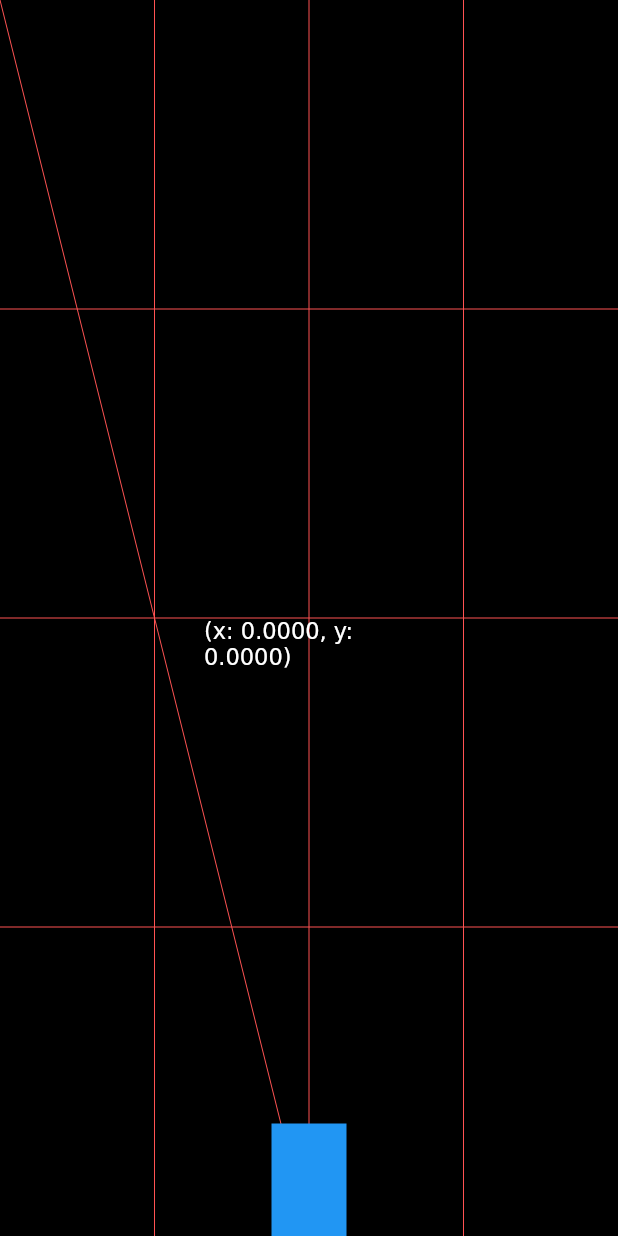
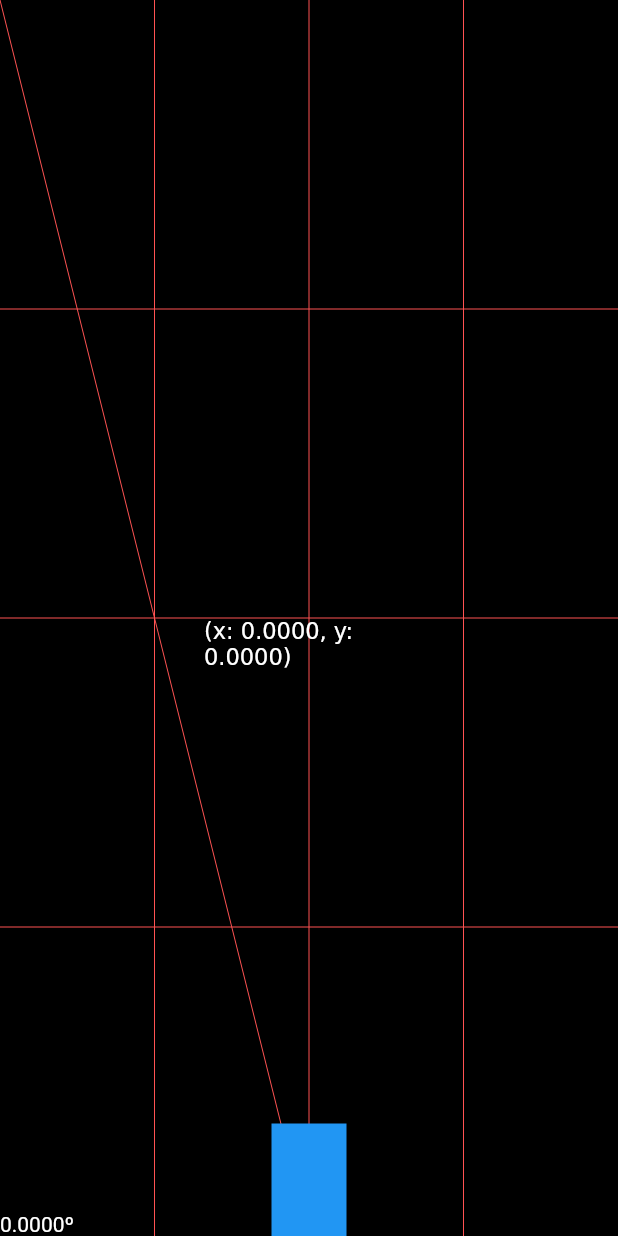
Before and after one commit to lordkleiton/flutter_shooter, a Flutter app: the screen it shows after launch, on a phone screen of 412 x 824 dp. Run offline on Flutter 3.47's test engine with Material 2 defaults, Android fonts, the phone set to English and light mode, and no system bars.

Commit message:
posicionando a informação do angulo atual

```diff
--- a/lib/src/component/test_widget.dart
+++ b/lib/src/component/test_widget.dart
@@ -61,12 +61,6 @@ class _TestWidgetState extends State<TestWidget> {
               left: appSizes.midWidth - 50,
               child: Column(
                 children: [
-                  Text(
-                    angle.toStringAsFixed(4) + 'º',
-                    textDirection: TextDirection.ltr,
-                    textAlign: TextAlign.center,
-                    style: TextStyle(color: Colors.white),
-                  ),
                   Transform.rotate(
                     angle: auxAngle,
                     child: Container(
@@ -78,6 +72,15 @@ class _TestWidgetState extends State<TestWidget> {
                 ],
               ),
             ),
+            Positioned(
+              bottom: 0,
+              child: Text(
+                angle.toStringAsFixed(4) + 'º',
+                textDirection: TextDirection.ltr,
+                textAlign: TextAlign.center,
+                style: TextStyle(color: Colors.white),
+              ),
+            ),
           ],
         ),
       ),
```
